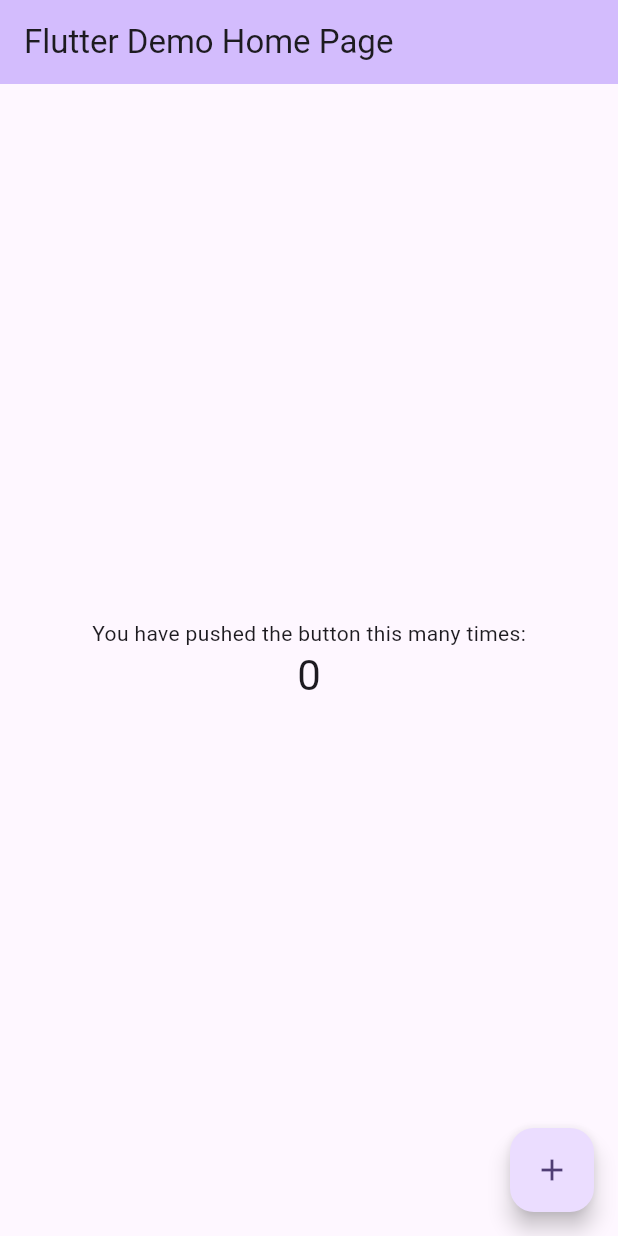
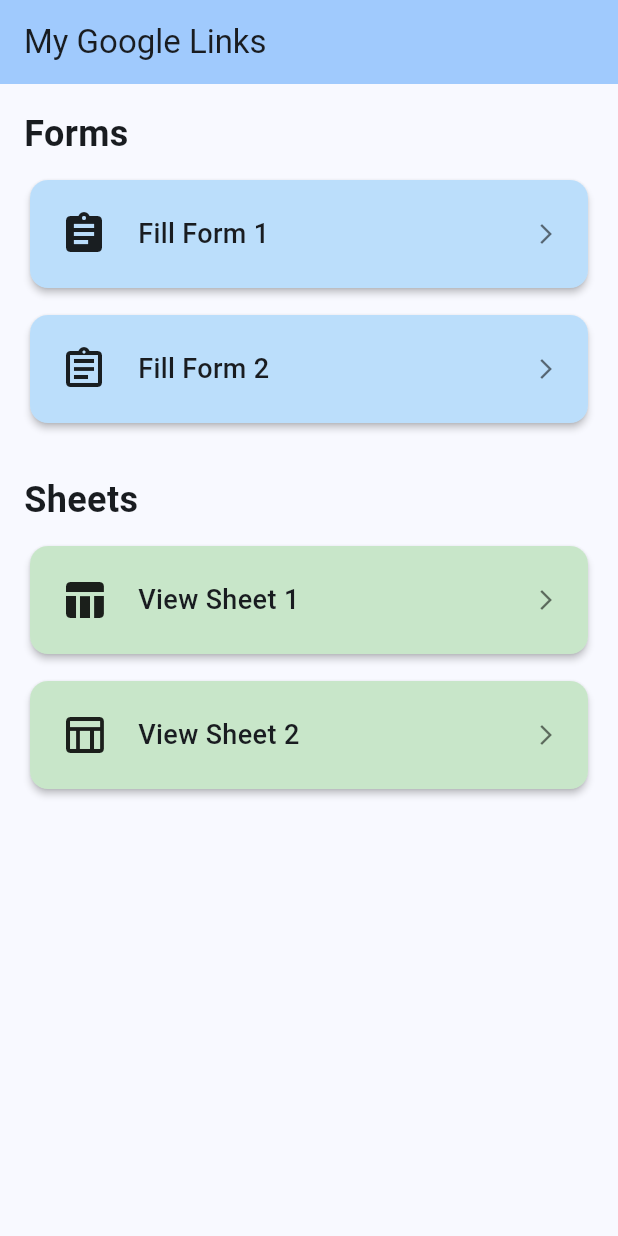
Before and after one commit to could-ai/019b042d-e0cd-7326-9d4c-6e41936da3b6, a Flutter app: the screen it shows after launch, on a phone screen of 412 x 824 dp. Run offline on Flutter 3.47's test engine with Material 3 defaults, Android fonts, the phone set to English and light mode, and no system bars.

Commit message:
Added url_launcher dependency to handle opening Google Forms and Sheets links.; Updated main.dart to set up the app structure and point to the new HomeScreen.; Created HomeScreen with a dashboard layout containing 4 buttons: 2 for Forms and 2 for Sheets. Implemented url_launcher logic to open links in the external browser.

```diff
--- /dev/null
+++ b/usr/lib/home_screen.dart
@@ -0,0 +1,111 @@
+import 'package:flutter/material.dart';
+import 'package:url_launcher/url_launcher.dart';
+
+class HomeScreen extends StatelessWidget {
+  const HomeScreen({super.key});
+
+  // Placeholder URLs - You can replace these with your actual Google Links
+  final String form1Url = 'https://docs.google.com/forms/';
+  final String form2Url = 'https://docs.google.com/forms/';
+  final String sheet1Url = 'https://docs.google.com/spreadsheets/';
+  final String sheet2Url = 'https://docs.google.com/spreadsheets/';
+
+  Future<void> _launchUrl(String urlString) async {
+    final Uri url = Uri.parse(urlString);
+    if (!await launchUrl(url, mode: LaunchMode.externalApplication)) {
+      throw Exception('Could not launch $url');
+    }
+  }
+
+  @override
+  Widget build(BuildContext context) {
+    return Scaffold(
+      appBar: AppBar(
+        title: const Text('My Google Links'),
+        backgroundColor: Theme.of(context).colorScheme.inversePrimary,
+      ),
+      body: Padding(
+        padding: const EdgeInsets.all(16.0),
+        child: Column(
+          crossAxisAlignment: CrossAxisAlignment.stretch,
+          children: [
+            const Text(
+              'Forms',
+              style: TextStyle(fontSize: 24, fontWeight: FontWeight.bold),
+            ),
+            const SizedBox(height: 10),
+            _buildLinkCard(
+              context,
+              title: 'Fill Form 1',
+              icon: Icons.assignment,
+              color: Colors.blue.shade100,
+              onTap: () => _launchUrl(form1Url),
+            ),
+            const SizedBox(height: 10),
+            _buildLinkCard(
+              context,
+              title: 'Fill Form 2',
+              icon: Icons.assignment_outlined,
+              color: Colors.blue.shade100,
+              onTap: () => _launchUrl(form2Url),
+            ),
+            const SizedBox(height: 30),
+            const Text(
+              'Sheets',
+              style: TextStyle(fontSize: 24, fontWeight: FontWeight.bold),
+            ),
+            const SizedBox(height: 10),
+            _buildLinkCard(
+              context,
+              title: 'View Sheet 1',
+              icon: Icons.table_chart,
+              color: Colors.green.shade100,
+              onTap: () => _launchUrl(sheet1Url),
+            ),
+            const SizedBox(height: 10),
+            _buildLinkCard(
+              context,
+              title: 'View Sheet 2',
+              icon: Icons.table_chart_outlined,
+              color: Colors.green.shade100,
+              onTap: () => _launchUrl(sheet2Url),
+            ),
+          ],
+        ),
+      ),
+    );
+  }
+
+  Widget _buildLinkCard(BuildContext context,
+      {required String title,
+      required IconData icon,
+      required Color color,
+      required VoidCallback onTap}) {
+    return Card(
+      elevation: 2,
+      color: color,
+      child: InkWell(
+        onTap: onTap,
+        borderRadius: BorderRadius.circular(12),
+        child: Padding(
+          padding: const EdgeInsets.all(20.0),
+          child: Row(
+            children: [
+              Icon(icon, size: 32, color: Colors.black87),
+              const SizedBox(width: 20),
+              Text(
+                title,
+                style: const TextStyle(
+                  fontSize: 18,
+                  fontWeight: FontWeight.w500,
+                ),
+              ),
+              const Spacer(),
+              const Icon(Icons.arrow_forward_ios, size: 16, color: Colors.black54),
+            ],
+          ),
+        ),
+      ),
+    );
+  }
+}
--- a/usr/lib/main.dart
+++ b/usr/lib/main.dart
@@ -1,4 +1,5 @@
 import 'package:flutter/material.dart';
+import 'package:couldai_user_app/home_screen.dart';
 
 void main() {
   runApp(const MyApp());
@@ -7,117 +8,19 @@ void main() {
 class MyApp extends StatelessWidget {
   const MyApp({super.key});
 
-  // This widget is the root of your application.
   @override
   Widget build(BuildContext context) {
     return MaterialApp(
-      title: 'Flutter Demo',
+      title: 'My Google Links',
       debugShowCheckedModeBanner: false,
       theme: ThemeData(
-        // This is the theme of your application.
-        //
-        // TRY THIS: Try running your application with "flutter run". You'll see
-        // the application has a purple toolbar. Then, without quitting the app,
-        // try changing the seedColor in the colorScheme below to Colors.green
-        // and then invoke "hot reload" (save your changes or press the "hot
-        // reload" button in a Flutter-supported IDE, or press "r" if you used
-        // the command line to start the app).
-        //
-        // Notice that the counter didn't reset back to zero; the application
-        // state is not lost during the reload. To reset the state, use hot
-        // restart instead.
-        //
-        // This works for code too, not just values: Most code changes can be
-        // tested with just a hot reload.
-        colorScheme: ColorScheme.fromSeed(seedColor: Colors.deepPurple),
+        colorScheme: ColorScheme.fromSeed(seedColor: Colors.blue),
+        useMaterial3: true,
       ),
       initialRoute: '/',
       routes: {
-        '/': (context) => const MyHomePage(title: 'Flutter Demo Home Page'),
+        '/': (context) => const HomeScreen(),
       },
     );
   }
 }
-
-class MyHomePage extends StatefulWidget {
-  const MyHomePage({super.key, required this.title});
-
-  // This widget is the home page of your application. It is stateful, meaning
-  // that it has a State object (defined below) that contains fields that affect
-  // how it looks.
-
-  // This class is the configuration for the state. It holds the values (in this
-  // case the title) provided by the parent (in this case the App widget) and
-  // used by the build method of the State. Fields in a Widget subclass are
-  // always marked "final".
-
-  final String title;
-
-  @override
-  State<MyHomePage> createState() => _MyHomePageState();
-}
-
-class _MyHomePageState extends State<MyHomePage> {
-  int _counter = 0;
-
-  void _incrementCounter() {
-    setState(() {
-      // This call to setState tells the Flutter framework that something has
-      // changed in this State, which causes it to rerun the build method below
-      // so that the display can reflect the updated values. If we changed
-      // _counter without calling setState(), then the build method would not be
-      // called again, and so nothing would appear to happen.
-      _counter++;
-    });
-  }
-
-  @override
-  Widget build(BuildContext context) {
-    // This method is rerun every time setState is called, for instance as done
-    // by the _incrementCounter method above.
-    //
-    // The Flutter framework has been optimized to make rerunning build methods
-    // fast, so that you can just rebuild anything that needs updating rather
-    // than having to individually change instances of widgets.
-    return Scaffold(
-      appBar: AppBar(
-        // TRY THIS: Try changing the color here to a specific color (to
-        // Colors.amber, perhaps?) and trigger a hot reload to see the AppBar
-        // change color while the other colors stay the same.
-        backgroundColor: Theme.of(context).colorScheme.inversePrimary,
-        // Here we take the value from the MyHomePage object that was created by
-        // the App.build method, and use it to set our appbar title.
-        title: Text(widget.title),
-      ),
-      body: Center(
-        // Center is a layout widget. It takes a single child and positions it
-        // in the middle of the parent.
-        child: Column(
-          // Column is also a layout widget. It takes a list of children and
-          // arranges them vertically. By default, it sizes itself to fit its
-          // children horizontally, and tries to be as tall as its parent.
-          //
-          // Column has various properties to control how it sizes itself and
-          // how it positions its children. Here we use mainAxisAlignment to
-          // center the children vertically; the main axis here is the vertical
-          // axis because Columns are vertical (the cross axis would be
-          // horizontal).
-          //
-          // TRY THIS: Invoke "debug painting" (choose the "Toggle Debug Paint"
-          // action in the IDE, or press "p" in the console), to see the
-          // wireframe for each widget.
-          mainAxisAlignment: MainAxisAlignment.center,
-          children: <Widget>[
-            const Text('You have pushed the button this many times:'),
-            Text('$_counter', style: Theme.of(context).textTheme.headlineMedium),
-          ],
-        ),
-      ),
-      floatingActionButton: FloatingActionButton(
-        onPressed: _incrementCounter,
-        tooltip: 'Increment',
-        child: const Icon(Icons.add),
-      ), // This trailing comma makes auto-formatting nicer for build methods.
-    );
-  }
-}
```
Also changed, not shown: usr/pubspec.yaml (+2 -70 lines).
